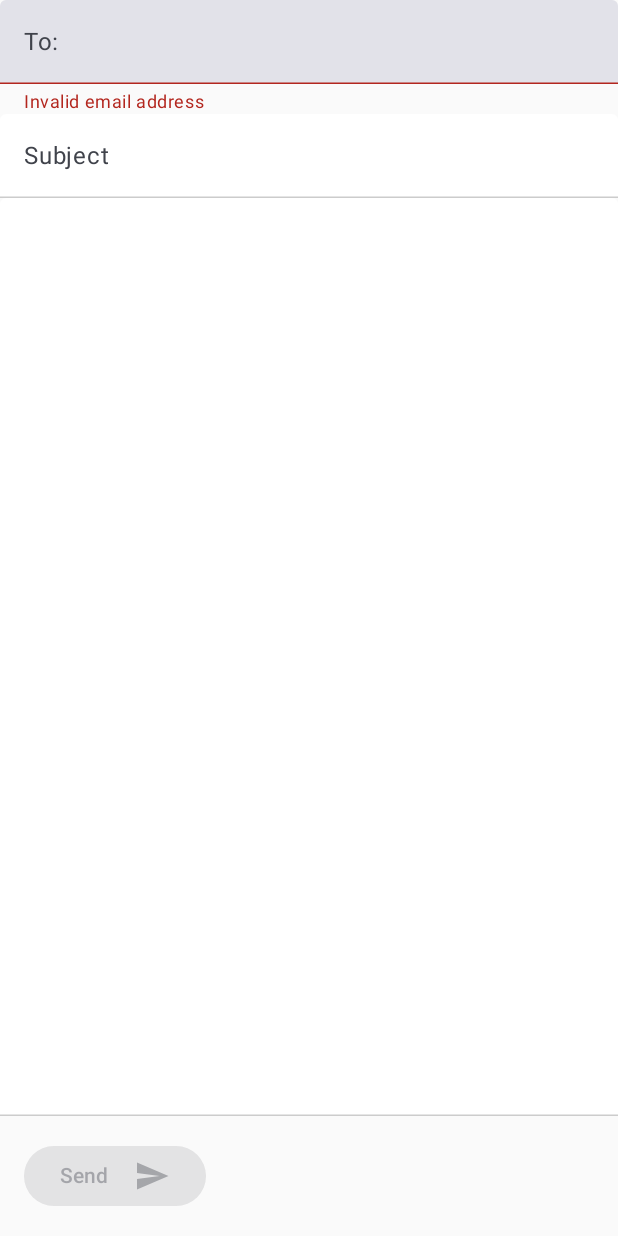
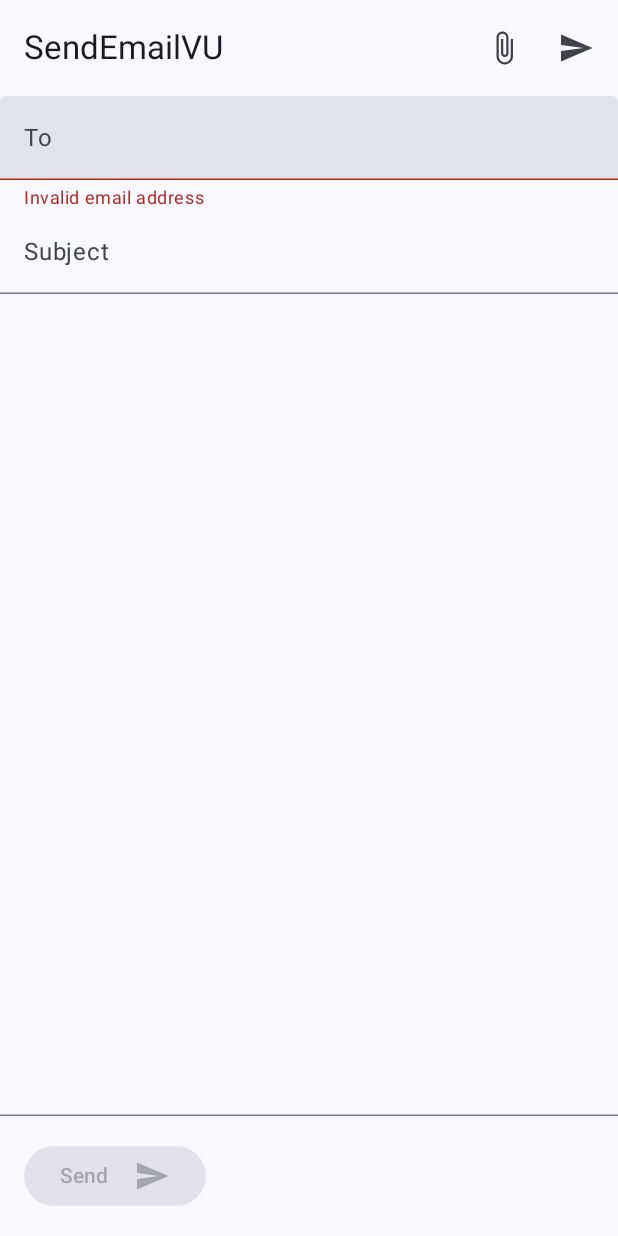
Before and after one commit to MonteCreasor/sendEmailVU, an Android app built with Jetpack Compose: the screen it shows after launch (MainActivity), on a phone screen of 412 x 824 dp. Run offline under Robolectric (Android 15) with nearby library versions, the phone set to English and light mode, and no system bars.

Commit message:
Refactoring to hide implementation details.

```diff
--- a/app/src/main/java/com/example/sendemailvu/MainActivity.kt
+++ b/app/src/main/java/com/example/sendemailvu/MainActivity.kt
@@ -6,6 +6,7 @@ import androidx.activity.compose.setContent
 import androidx.compose.runtime.Composable
 import androidx.compose.ui.tooling.preview.Preview
 import androidx.core.view.WindowCompat
+import com.example.sendemailvu.ui.screens.AppBarScreen
 import com.example.sendemailvu.ui.screens.EmailScreen
 import com.example.sendemailvu.ui.theme.AppTheme
 
@@ -22,7 +23,7 @@ class MainActivity : ComponentActivity() {
 
         setContent {
             AppTheme {
-                EmailScreen()
+                AppBarScreen()
             }
         }
     }
@@ -32,6 +33,6 @@ class MainActivity : ComponentActivity() {
 @Composable
 fun MainActivityPreview() {
     AppTheme {
-        EmailScreen()
+        AppBarScreen()
     }
 }
--- a/app/src/main/java/com/example/sendemailvu/ui/screens/EmailScreen.kt
+++ b/app/src/main/java/com/example/sendemailvu/ui/screens/EmailScreen.kt
@@ -4,6 +4,7 @@ import android.content.Context
 import android.content.Intent
 import android.widget.Toast
 import androidx.compose.foundation.layout.Arrangement
+import androidx.compose.foundation.layout.Box
 import androidx.compose.foundation.layout.Column
 import androidx.compose.foundation.layout.ExperimentalLayoutApi
 import androidx.compose.foundation.layout.Row
@@ -18,11 +19,21 @@ import androidx.compose.foundation.text.KeyboardActions
 import androidx.compose.foundation.text.KeyboardOptions
 import androidx.compose.material.icons.Icons
 import androidx.compose.material.icons.automirrored.filled.Send
+import androidx.compose.material.icons.filled.AttachFile
 import androidx.compose.material3.Button
+import androidx.compose.material3.ExperimentalMaterial3Api
 import androidx.compose.material3.Icon
+import androidx.compose.material3.IconButton
+import androidx.compose.material3.MaterialTheme
+import androidx.compose.material3.Scaffold
+import androidx.compose.material3.SnackbarHost
+import androidx.compose.material3.SnackbarHostState
 import androidx.compose.material3.Text
 import androidx.compose.material3.TextField
 import androidx.compose.material3.TextFieldDefaults
+import androidx.compose.material3.TopAppBar
+import androidx.compose.material3.TopAppBarDefaults
+import androidx.compose.material3.rememberTopAppBarState
 import androidx.compose.runtime.Composable
 import androidx.compose.runtime.LaunchedEffect
 import androidx.compose.runtime.getValue
@@ -37,12 +48,69 @@ import androidx.compose.ui.focus.FocusRequester
 import androidx.compose.ui.focus.focusRequester
 import androidx.compose.ui.focus.onFocusChanged
 import androidx.compose.ui.graphics.Color
+import androidx.compose.ui.input.nestedscroll.nestedScroll
 import androidx.compose.ui.platform.LocalContext
 import androidx.compose.ui.platform.LocalSoftwareKeyboardController
+import androidx.compose.ui.res.stringResource
 import androidx.compose.ui.text.input.ImeAction
 import androidx.compose.ui.tooling.preview.Preview
 import androidx.compose.ui.unit.dp
+import com.example.sendemailvu.R
 import com.example.sendemailvu.ui.theme.AppTheme
+
+@OptIn(ExperimentalMaterial3Api::class)
+@Composable
+fun AppBarScreen(
+    titleId: Int = R.string.app_name,
+    snackbarHostState: SnackbarHostState = remember { SnackbarHostState() },
+) {
+    val scrollBehavior = TopAppBarDefaults.pinnedScrollBehavior(
+        rememberTopAppBarState()
+    )
+
+    val title = stringResource(id = titleId)
+
+    Scaffold(
+        modifier = Modifier.nestedScroll(scrollBehavior.nestedScrollConnection),
+        topBar = {
+            TopAppBar(
+                title = { Text(text = title) },
+                scrollBehavior = scrollBehavior,
+                actions = {
+                    IconButton(
+                        onClick = {
+
+                        }
+                    ) {
+                        Icon(
+                            imageVector = Icons.Default.AttachFile,
+                            contentDescription = "Send Email",
+                        )
+                    }
+                    IconButton(
+                        onClick = {
+
+                        }
+                    ) {
+                        Icon(
+                            imageVector = Icons.AutoMirrored.Default.Send,
+                            contentDescription = "Send Email",
+                        )
+                    }
+                }
+            )
+        },
+        snackbarHost = { SnackbarHost(snackbarHostState) },
+    ) { paddingValues ->
+        Box(
+            modifier = Modifier
+                .padding(paddingValues)
+                .fillMaxSize()
+        ) {
+            EmailScreen()
+        }
+    }
+}
 
 @OptIn(ExperimentalLayoutApi::class)
 @Composable
@@ -90,7 +158,13 @@ fun EmailScreen() {
             isValid = isValidEmail,
             supportingText = "Invalid email address",
             singleLine = true,
-            prefix = { Text(text = "To:") })
+            prefix = {
+                Text(
+                    text = "To",
+                    modifier = Modifier.padding(end = 8.dp)
+                )
+            }
+        )
 
         // The Subject text field is a single line and is not required.
         EmailTextField(
@@ -163,10 +237,10 @@ fun EmailTextField(
         placeholder = placeholder,
         singleLine = singleLine,
         colors = TextFieldDefaults.colors(
-            focusedContainerColor = Color.White,
-            unfocusedContainerColor = Color.White,
-            focusedIndicatorColor = Color.LightGray,
-            unfocusedIndicatorColor = Color.LightGray,
+            focusedContainerColor = MaterialTheme.colorScheme.background,
+            unfocusedContainerColor = MaterialTheme.colorScheme.background,
+            focusedIndicatorColor = MaterialTheme.colorScheme.outlineVariant,
+            unfocusedIndicatorColor = MaterialTheme.colorScheme.outlineVariant
         ),
         keyboardActions = KeyboardActions(onDone = { keyboardController?.hide() }),
         keyboardOptions = KeyboardOptions.Default.copy(
```
